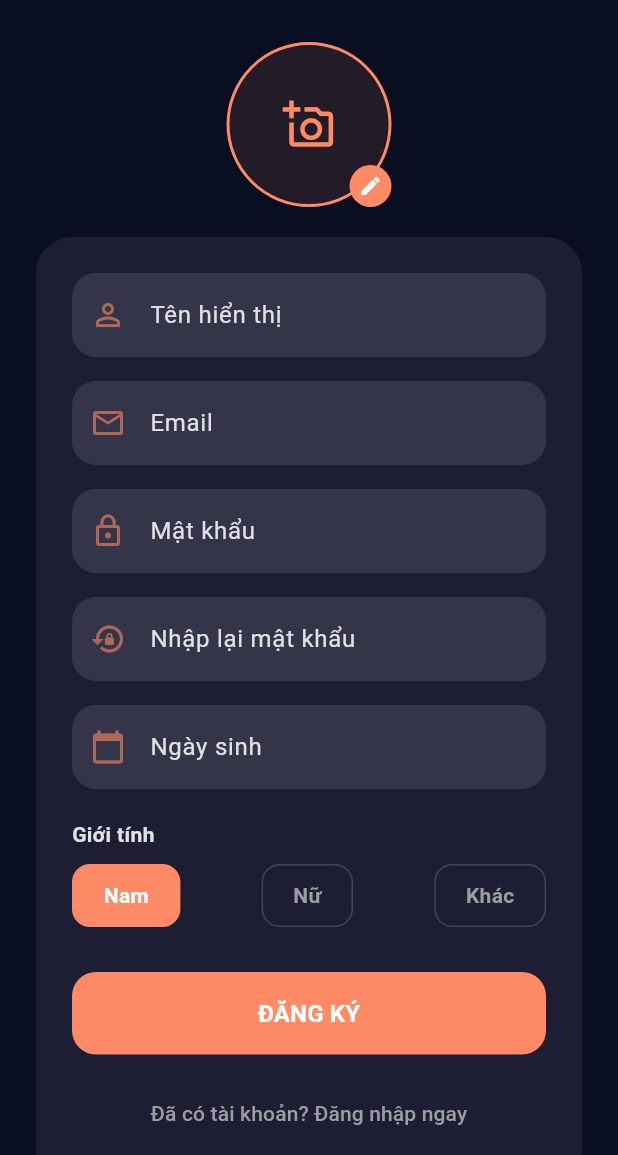
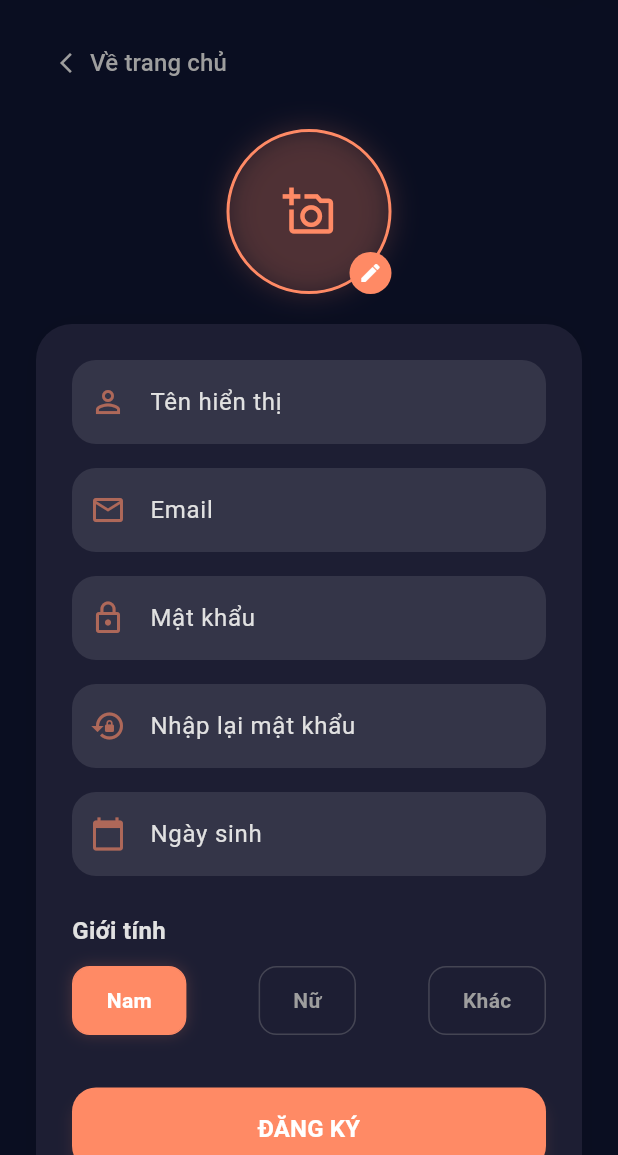
Before and after one commit to bihunganh/tam_an, a Flutter app: the SignUpScreen screen opened by its route, on a phone screen of 412 x 824 dp, the part 81-1236 px from its top. Run offline on Flutter 3.47's test engine with Material 3 defaults, Android fonts, the phone set to English and light mode, and no system bars; drawn by our look-alikes of flutter_animate; our stand-ins replace cached_network_image, cloud_firestore, firebase_auth, firebase_core, firebase_storage, fl_chart and 7 more; accounts and stored records are empty.

Commit message:
[Update] Fixed bug

```diff
--- a/tam_an/lib/features/auth_system/screens/signup_screen.dart
+++ b/tam_an/lib/features/auth_system/screens/signup_screen.dart
@@ -5,6 +5,7 @@ import 'dart:convert';
 import 'package:image_picker/image_picker.dart';
 import 'package:provider/provider.dart';
 import 'package:cached_network_image/cached_network_image.dart';
+import 'package:flutter_animate/flutter_animate.dart'; // Thêm hiệu ứng cho mượt mà
 
 import '../../../../core/constants/app_colors.dart';
 import 'sign_in.dart';
@@ -45,7 +46,15 @@ class _SignUpScreenState extends State<SignUpScreen> {
     super.dispose();
   }
 
-  // --- LOGIC ĐĂNG KÝ MỚI ---
+  // Sửa lỗi: Đảm bảo khi quay về Home vẫn hiện NavBar
+  void _navigateToHome() {
+    AppRouter.pushAndRemoveUntil(
+        context,
+        const MainScreen(showNavBar: true) // Đổi từ false thành true
+    );
+  }
+
+  // --- LOGIC ĐĂNG KÝ ---
   Future<void> _handleSignUp(ThemeData theme) async {
     final username = _usernameController.text.trim();
     final email = _emailController.text.trim();
@@ -53,19 +62,22 @@ class _SignUpScreenState extends State<SignUpScreen> {
     final confirmPassword = _confirmPasswordController.text.trim();
     final dob = _dobController.text.trim();
 
-    // 1. Validate nhanh
     if (username.isEmpty || email.isEmpty || password.isEmpty || dob.isEmpty) {
-      ScaffoldMessenger.of(context).showSnackBar(const SnackBar(content: Text("Vui lòng nhập đầy đủ thông tin!")));
+      ScaffoldMessenger.of(context).showSnackBar(
+          const SnackBar(content: Text("Vui lòng nhập đầy đủ thông tin!"), behavior: SnackBarBehavior.floating)
+      );
       return;
     }
     if (password != confirmPassword) {
-      ScaffoldMessenger.of(context).showSnackBar(const SnackBar(content: Text("Mật khẩu nhập lại không khớp!")));
+      ScaffoldMessenger.of(context).showSnackBar(
+          const SnackBar(content: Text("Mật khẩu không khớp!"), behavior: SnackBarBehavior.floating)
+      );
       return;
     }
 
     FocusScope.of(context).unfocus();
 
-    // 2. Hiện Loading
+    // Hiện Loading
     showDialog(
       context: context,
       barrierDismissible: false,
@@ -74,8 +86,6 @@ class _SignUpScreenState extends State<SignUpScreen> {
 
     try {
       final authService = AuthService();
-
-      // Thực hiện đăng ký
       String? error = await authService.signUp(
         email: email,
         password: password,
@@ -89,15 +99,15 @@ class _SignUpScreenState extends State<SignUpScreen> {
       Navigator.pop(context); // Tắt loading
 
       if (error == null) {
-        // --- QUAN TRỌNG: NẠP DỮ LIỆU USER VÀO PROVIDER TRƯỚC KHI CHUYỂN MÀN ---
+        // Nạp dữ liệu user vào Provider
         await Provider.of<UserProvider>(context, listen: false).loadUser();
 
         if (!mounted) return;
 
-        // Chuyển thẳng vào màn hình chính với thông báo thành công
+        // Chuyển vào MainScreen và HIỆN NavBar
         AppRouter.pushAndRemoveUntil(
             context,
-            const MainScreen(showNavBar: false, showLoginSuccess: true)
+            const MainScreen(showNavBar: true, showLoginSuccess: true) // Đảm bảo là true
         );
       } else {
         ScaffoldMessenger.of(context).showSnackBar(SnackBar(
@@ -109,13 +119,12 @@ class _SignUpScreenState extends State<SignUpScreen> {
     } catch (e) {
       if (mounted) {
         Navigator.pop(context);
-        ScaffoldMessenger.of(context).showSnackBar(SnackBar(content: Text("Lỗi hệ thống: $e")));
+        ScaffoldMessenger.of(context).showSnackBar(SnackBar(content: Text("Lỗi: $e")));
       }
     }
   }
 
   // --- UI COMPONENTS ---
-
   Future<void> _pickImage(ImageSource source) async {
     try {
       final XFile? file = await _picker.pickImage(source: source, maxWidth: 800, imageQuality: 85);
@@ -154,17 +163,28 @@ class _SignUpScreenState extends State<SignUpScreen> {
     final theme = Theme.of(context);
 
     return Scaffold(
-      appBar: CustomAppBar(onLogoTap: () => AppRouter.pushAndRemoveUntil(context, const MainScreen())),
+      appBar: CustomAppBar(onLogoTap: _navigateToHome),
       backgroundColor: theme.scaffoldBackgroundColor,
       body: SafeArea(
         child: SingleChildScrollView(
           padding: const EdgeInsets.symmetric(horizontal: 24.0),
           child: Column(
             children: [
+              const SizedBox(height: 10),
+              // Nút quay lại
+              Align(
+                alignment: Alignment.centerLeft,
+                child: TextButton.icon(
+                  onPressed: _navigateToHome,
+                  icon: const Icon(Icons.arrow_back_ios_new, size: 16, color: Colors.grey),
+                  label: const Text("Về trang chủ", style: TextStyle(color: Colors.grey, fontSize: 16)),
+                ),
+              ).animate().fadeIn(duration: 500.ms),
+
               const SizedBox(height: 20),
-              _buildAvatarSection(theme),
+              _buildAvatarSection(theme).animate().scale(duration: 400.ms, curve: Curves.easeOutBack),
               const SizedBox(height: 20),
-              _buildFormCard(theme),
+              _buildFormCard(theme).animate().fadeIn(delay: 200.ms, duration: 600.ms),
               const SizedBox(height: 40),
             ],
           ),
@@ -184,6 +204,7 @@ class _SignUpScreenState extends State<SignUpScreen> {
             decoration: BoxDecoration(
               shape: BoxShape.circle,
               border: Border.all(color: peachColor, width: 2),
+              boxShadow: [BoxShadow(color: peachColor.withOpacity(0.2), blurRadius: 15)],
             ),
             child: CircleAvatar(
               radius: 50,
@@ -226,10 +247,10 @@ class _SignUpScreenState extends State<SignUpScreen> {
           _buildTextField(theme, controller: _confirmPasswordController, hint: "Nhập lại mật khẩu", icon: Icons.lock_reset, isPassword: true),
           const SizedBox(height: 16),
           _buildTextField(theme, controller: _dobController, hint: "Ngày sinh", icon: Icons.calendar_today, readOnly: true, onTap: () => _selectDate(context, theme)),
-          const SizedBox(height: 20),
+          const SizedBox(height: 25),
 
-          const Align(alignment: Alignment.centerLeft, child: Text("Giới tính", style: TextStyle(fontWeight: FontWeight.bold))),
-          const SizedBox(height: 10),
+          const Align(alignment: Alignment.centerLeft, child: Text("Giới tính", style: TextStyle(fontWeight: FontWeight.bold, fontSize: 16))),
+          const SizedBox(height: 12),
           Row(
             mainAxisAlignment: MainAxisAlignment.spaceBetween,
             children: [
@@ -238,7 +259,7 @@ class _SignUpScreenState extends State<SignUpScreen> {
               _buildGenderChip("Khác"),
             ],
           ),
-          const SizedBox(height: 30),
+          const SizedBox(height: 35),
 
           SizedBox(
             width: double.infinity,
@@ -248,7 +269,8 @@ class _SignUpScreenState extends State<SignUpScreen> {
               style: ElevatedButton.styleFrom(
                 backgroundColor: peachColor,
                 shape: RoundedRectangleBorder(borderRadius: BorderRadius.circular(16)),
-                elevation: 0,
+                elevation: 4,
+                shadowColor: peachColor.withOpacity(0.4),
               ),
               child: const Text("ĐĂNG KÝ", style: TextStyle(fontSize: 16, fontWeight: FontWeight.bold, color: Colors.white)),
             ),
@@ -256,7 +278,15 @@ class _SignUpScreenState extends State<SignUpScreen> {
           const SizedBox(height: 15),
           TextButton(
             onPressed: () => AppRouter.pushReplacement(context, const LoginScreen()),
-            child: const Text("Đã có tài khoản? Đăng nhập ngay", style: TextStyle(color: Colors.grey)),
+            child: RichText(
+                text: const TextSpan(
+                    style: TextStyle(color: Colors.grey, fontSize: 14),
+                    children: [
+                      TextSpan(text: "Đã có tài khoản? "),
+                      TextSpan(text: "Đăng nhập ngay", style: TextStyle(color: peachColor, fontWeight: FontWeight.bold)),
+                    ]
+                )
+            ),
           )
         ],
       ),
@@ -272,7 +302,7 @@ class _SignUpScreenState extends State<SignUpScreen> {
         filled: true,
         fillColor: theme.brightness == Brightness.dark ? Colors.white10 : Colors.grey[50],
         enabledBorder: OutlineInputBorder(borderRadius: BorderRadius.circular(16), borderSide: BorderSide.none),
-        focusedBorder: OutlineInputBorder(borderRadius: BorderRadius.circular(16), borderSide: const BorderSide(color: peachColor)),
+        focusedBorder: OutlineInputBorder(borderRadius: BorderRadius.circular(16), borderSide: const BorderSide(color: peachColor, width: 1.5)),
       ),
     );
   }
@@ -282,11 +312,12 @@ class _SignUpScreenState extends State<SignUpScreen> {
     return GestureDetector(
       onTap: () => setState(() => _selectedGender = label),
       child: Container(
-        padding: const EdgeInsets.symmetric(horizontal: 20, vertical: 10),
+        padding: const EdgeInsets.symmetric(horizontal: 22, vertical: 12),
         decoration: BoxDecoration(
           color: isSelected ? peachColor : Colors.transparent,
           borderRadius: BorderRadius.circular(12),
           border: Border.all(color: isSelected ? peachColor : Colors.grey.withOpacity(0.3)),
+          boxShadow: isSelected ? [BoxShadow(color: peachColor.withOpacity(0.2), blurRadius: 8)] : null,
         ),
         child: Text(label, style: TextStyle(color: isSelected ? Colors.white : Colors.grey, fontWeight: FontWeight.bold)),
       ),
@@ -295,7 +326,18 @@ class _SignUpScreenState extends State<SignUpScreen> {
 
   Future<void> _selectDate(BuildContext context, ThemeData theme) async {
     final DateTime? picked = await showDatePicker(
-      context: context, initialDate: DateTime(2000), firstDate: DateTime(1900), lastDate: DateTime.now(),
+      context: context,
+      initialDate: DateTime(2000),
+      firstDate: DateTime(1900),
+      lastDate: DateTime.now(),
+      builder: (context, child) {
+        return Theme(
+          data: theme.copyWith(
+            colorScheme: ColorScheme.light(primary: peachColor, onPrimary: Colors.white, onSurface: Colors.black87),
+          ),
+          child: child!,
+        );
+      },
     );
     if (picked != null) setState(() => _dobController.text = DateFormat('dd/MM/yyyy').format(picked));
   }
```
Also changed, not shown: tam_an/lib/main.dart (+16 -15 lines).
